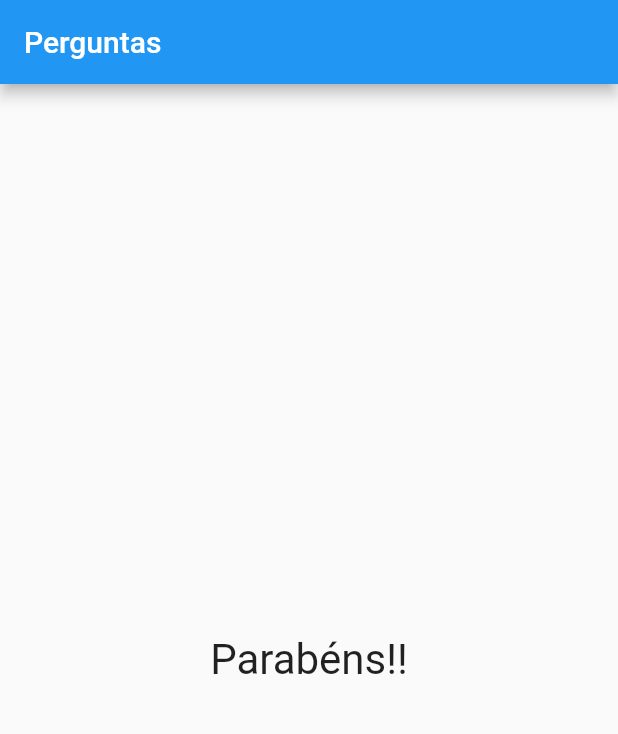
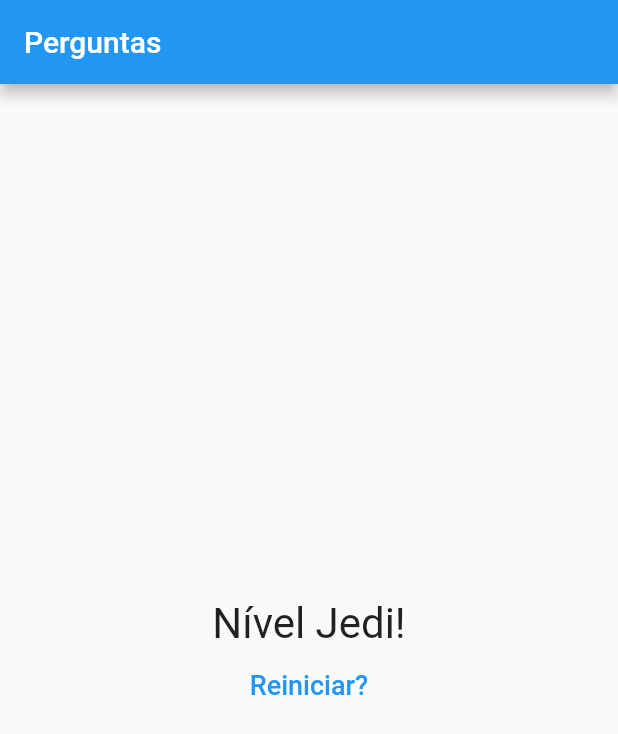
Before and after one commit to lucasaobarbosa/projeto_perguntas_flutter, a Flutter app: the screen it shows after launch, after a tap on "Preto", after a tap on "Cobra", after a tap on "Leo", on a phone screen of 412 x 824 dp. Shown: the top 734 px of the screen. Run offline on Flutter 3.47's test engine with Material 2 defaults, Android fonts, the phone set to English and light mode, and no system bars.

```diff
--- a/lib/main.dart
+++ b/lib/main.dart
@@ -7,42 +7,51 @@ main() => runApp(PerguntaApp());
 
 class _PerguntaAppState extends State<PerguntaApp> {
   var _perguntaSelecionada = 0;
+  var _pontuacaoTotal = 0;
   final _perguntas = const [
     {
       'texto': 'Qual é a sua cor favorita?',
       'respostas': [
-        {'texto': 'Preto', 'nota': 10},
-        {'texto': 'Vermelho', 'nota': 5},
-        {'texto': 'Verde', 'nota': 3},
-        {'texto': 'Branco', 'nota': 1},
+        {'texto': 'Preto', 'pontuacao': 10},
+        {'texto': 'Vermelho', 'pontuacao': 5},
+        {'texto': 'Verde', 'pontuacao': 3},
+        {'texto': 'Branco', 'pontuacao': 1},
       ],
     },
     {
       'texto': 'Qual é o seu animal favorito?',
       'respostas': [
-        {'texto':'Coelho', 'nota': 10},
-        {'texto':'Cobra', 'nota': 5},
-        {'texto':'Elefante', 'nota': 3},
-        {'texto':'Leão', 'nota': 1},
+        {'texto':'Coelho', 'pontuacao': 10},
+        {'texto':'Cobra', 'pontuacao': 5},
+        {'texto':'Elefante', 'pontuacao': 3},
+        {'texto':'Leão', 'pontuacao': 1},
       ],
     },
     {
       'texto': 'Qual é o seu instrutor favorito?',
       'respostas': [
-        {'texto':'Maria', 'nota':10},
-        {'texto':'João', 'nota':5},
-        {'texto':'Leo', 'nota':3},
-        {'texto':'Pedro', 'nota':1},
+        {'texto':'Maria', 'pontuacao':10},
+        {'texto':'João', 'pontuacao':5},
+        {'texto':'Leo', 'pontuacao':3},
+        {'texto':'Pedro', 'pontuacao':1},
       ],
     }
   ];
 
-  void _responder() {
+  void _responder(int pontuacao) {
     if (temPerguntaSelecionada) {
       setState(() {
         _perguntaSelecionada++;
+        _pontuacaoTotal += pontuacao;
       });
     }
+  }
+
+  void _reiniciarQuestionario() {
+    setState(() {
+      _perguntaSelecionada = 0;
+      _pontuacaoTotal = 0;
+    });
   }
 
   bool get temPerguntaSelecionada {
@@ -62,7 +71,7 @@ class _PerguntaAppState extends State<PerguntaApp> {
                 perguntaSelecionada: _perguntaSelecionada,
                 quandoResponder: _responder,
               )
-            : Resuldado(),
+            : Resultado(_pontuacaoTotal,_reiniciarQuestionario),
       ),
     );
   }
--- a/lib/questionario.dart
+++ b/lib/questionario.dart
@@ -5,7 +5,7 @@ import './resposta.dart';
 class Questionario extends StatelessWidget {
   final List<Map<String, Object>> perguntas;
   final int perguntaSelecionada;
-  final void Function() quandoResponder;
+  final void Function(int) quandoResponder;
 
 Questionario({
   required this.perguntas,
@@ -26,8 +26,12 @@ Questionario({
     return Column(
       children: <Widget>[
         Questao(perguntas[perguntaSelecionada]['texto'].toString()),
-        ...respostas.map((resp) => Resposta(resp['texto'].toString(),
-         quandoResponder)).toList(),
+        ...respostas.map((resp) {
+          return Resposta(
+            resp['texto'].toString(),
+            () => quandoResponder(int.parse(resp['pontuacao'].toString())),
+          );
+        }).toList(),
       ],
     );
   }
--- a/lib/resultado.dart
+++ b/lib/resultado.dart
@@ -1,14 +1,42 @@
 import 'package:flutter/material.dart';
 
-class Resuldado extends StatelessWidget {
+class Resultado extends StatelessWidget {
+  final int pontuacao;
+  final void Function() quandoReiniciarQuestionario;
+
+  Resultado(this.pontuacao, this.quandoReiniciarQuestionario);
+
+  String get fraseResultado {
+    if (pontuacao < 8) {
+      return 'Parabéns!';
+    } else if (pontuacao < 12) {
+      return 'Você é bom';
+    } else if (pontuacao < 16) {
+      return 'Impressionante';
+    } else {
+      return 'Nível Jedi!';
+    }
+  }
 
   @override
   Widget build(BuildContext context) {
-    return Center(
+    return Column(
+      mainAxisAlignment: MainAxisAlignment.center,
+      children: [
+        Center(
           child: Text(
-            'Parabéns!!',
+            fraseResultado,
             style: TextStyle(fontSize: 28),
           ),
+        ),
+        TextButton(
+          child: Text(
+            'Reiniciar?',
+            style: TextStyle(fontSize: 18),
+          ),
+          onPressed: quandoReiniciarQuestionario,
+        ),
+      ],
     );
   }
 }
```
